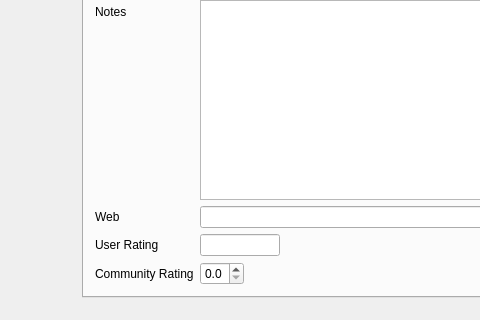
Above: comictaggerlib/ui/taggerwindow.ui from comictagger/comictagger before the change; both pictures show x 176 to 656 and y 301 to 621 of the 1096 by 621 pixel window. Below: the same form after it.
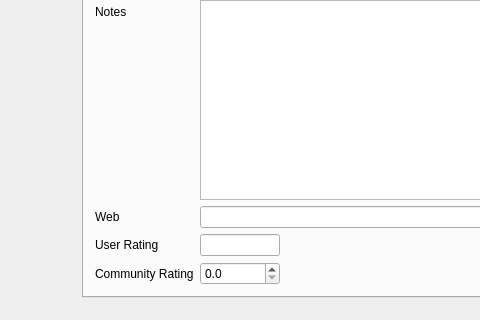
That is the form after the change. The open tabs and pages were chosen to show the change.

Patch:
```diff
--- a/comictaggerlib/ui/taggerwindow.ui
+++ b/comictaggerlib/ui/taggerwindow.ui
@@ -990,16 +990,10 @@
                 </item>
                 <item row="4" column="1">
                  <widget class="QDoubleSpinBox" name="dsbCommunityRating">
-                  <property name="sizePolicy">
-                   <sizepolicy hsizetype="Fixed" vsizetype="Fixed">
-                    <horstretch>0</horstretch>
-                    <verstretch>0</verstretch>
-                   </sizepolicy>
-                  </property>
-                  <property name="maximumSize">
+                  <property name="minimumSize">
                    <size>
                     <width>80</width>
-                    <height>16777215</height>
+                    <height>0</height>
                    </size>
                   </property>
                   <property name="acceptDrops">
```
Left out of the diff: 3 changed lines with no effect on the pictures.
